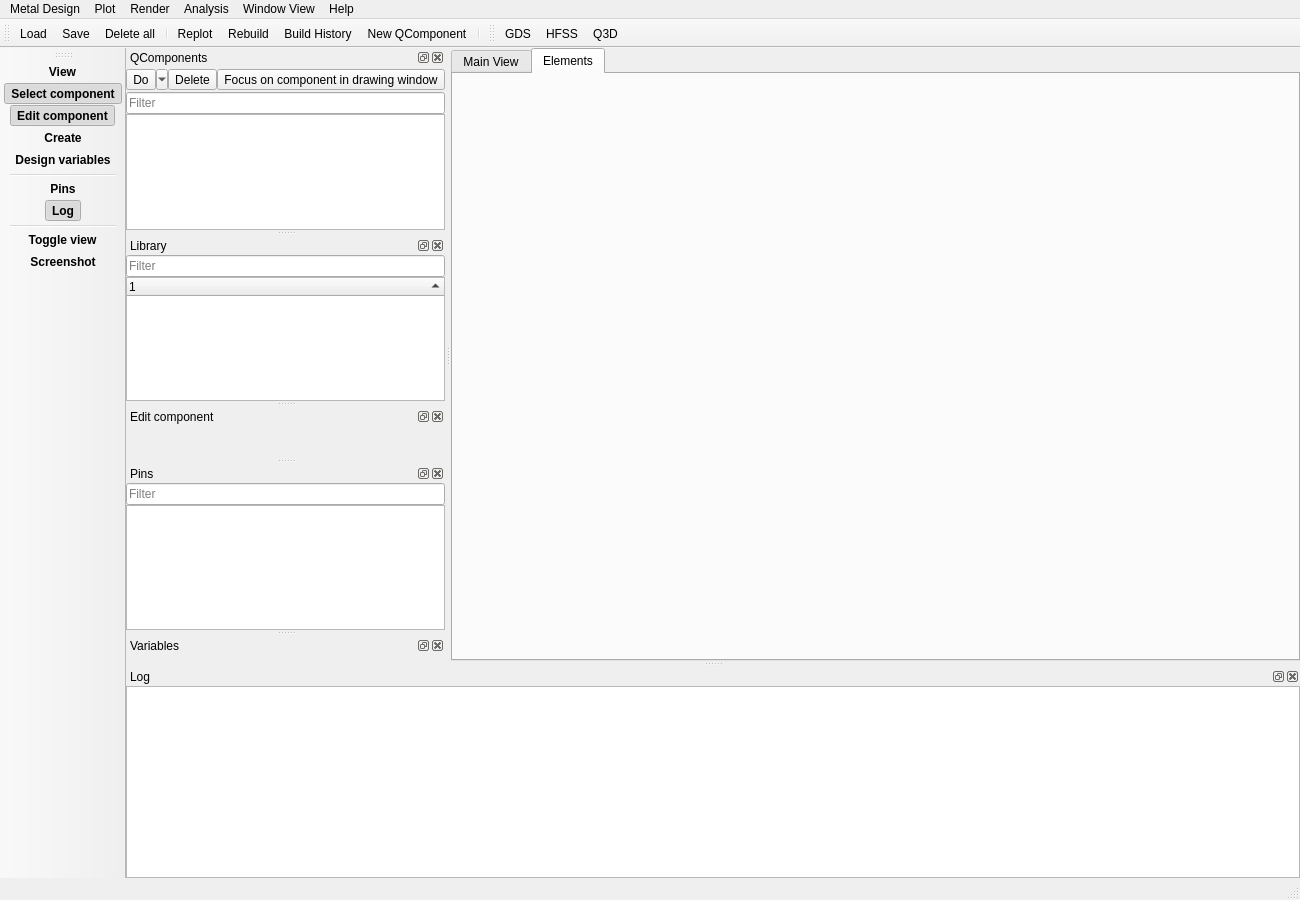
Before: the Qt Designer form qiskit_metal/_gui/main_window_ui.ui in qiskit-community/qiskit-metal, drawn with Qt 5.
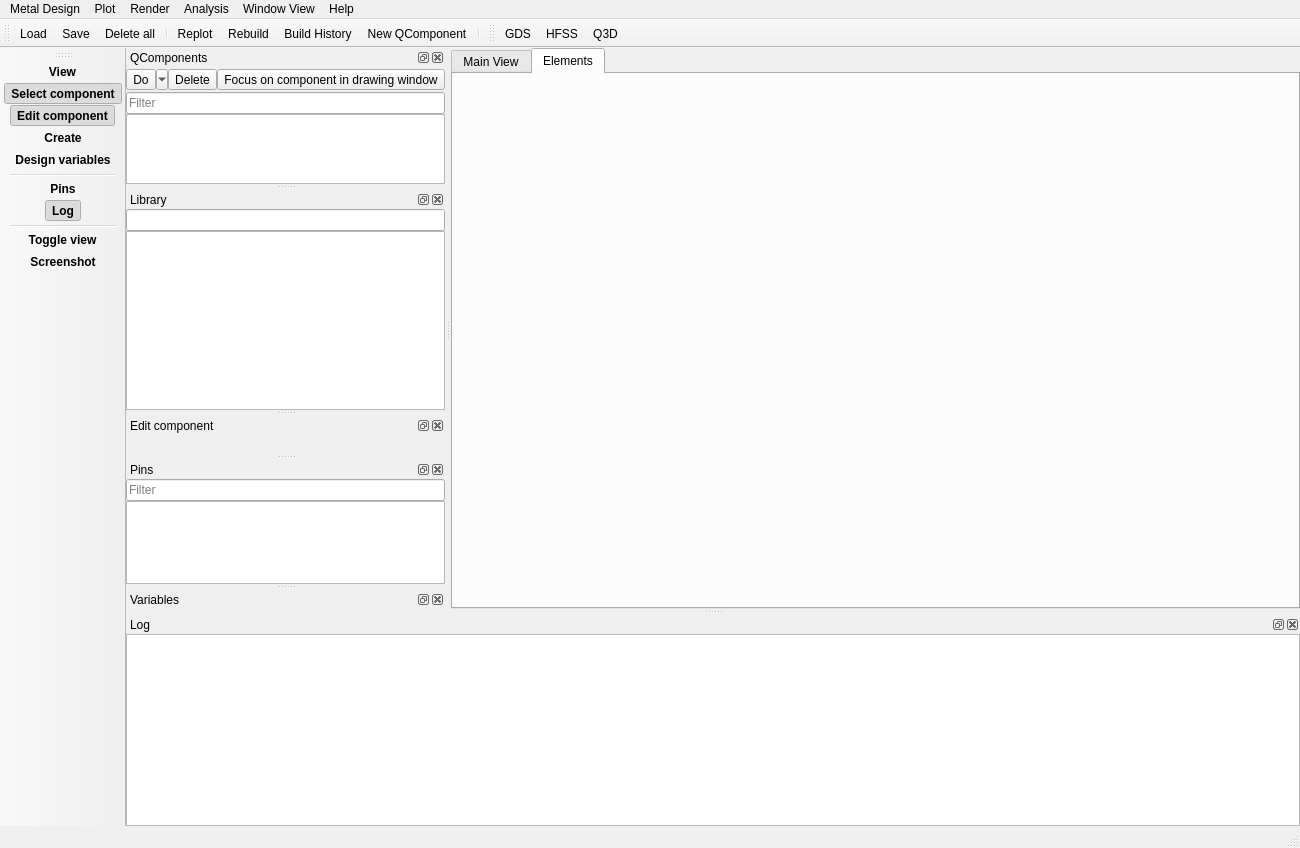
After: the same form once the commit is applied. Icons and pictures are not drawn. Custom widgets are drawn as their Qt base class.

```diff
--- a/qiskit_metal/_gui/main_window_ui.ui
+++ b/qiskit_metal/_gui/main_window_ui.ui
@@ -7,7 +7,7 @@
     <x>0</x>
     <y>0</y>
     <width>1300</width>
-    <height>900</height>
+    <height>848</height>
    </rect>
   </property>
   <property name="windowTitle">
@@ -515,8 +515,8 @@
   <widget class="QDockWidget" name="dockLibrary">
    <property name="minimumSize">
     <size>
-     <width>79</width>
-     <height>124</height>
+     <width>81</width>
+     <height>134</height>
     </size>
    </property>
    <property name="windowIcon">
@@ -560,48 +560,10 @@
       <number>0</number>
      </property>
      <item>
-      <layout class="QHBoxLayout" name="horizontalLayout_2">
-       <property name="spacing">
-        <number>0</number>
-       </property>
-       <item>
-        <widget class="QLineEdit" name="filter_text_component">
-         <property name="placeholderText">
-          <string>Filter</string>
-         </property>
-         <property name="clearButtonEnabled">
-          <bool>true</bool>
-         </property>
-        </widget>
-       </item>
-      </layout>
+      <widget class="QLineEdit" name="dockLibrary_filter"/>
      </item>
      <item>
-      <widget class="QTreeWidget" name="dockLibrary_TreeWidget">
-       <property name="sizeAdjustPolicy">
-        <enum>QAbstractScrollArea::AdjustToContents</enum>
-       </property>
-       <property name="autoScroll">
-        <bool>false</bool>
-       </property>
-       <property name="editTriggers">
-        <set>QAbstractItemView::DoubleClicked</set>
-       </property>
-       <property name="alternatingRowColors">
-        <bool>true</bool>
-       </property>
-       <property name="sortingEnabled">
-        <bool>true</bool>
-       </property>
-       <property name="animated">
-        <bool>true</bool>
-       </property>
-       <column>
-        <property name="text">
-         <string notr="true">1</string>
-        </property>
-       </column>
-      </widget>
+      <widget class="QTreeView" name="dockLibrary_tree_view"/>
      </item>
     </layout>
    </widget>
```
Left out of the diff: 5 changed lines with no effect on the pictures.
